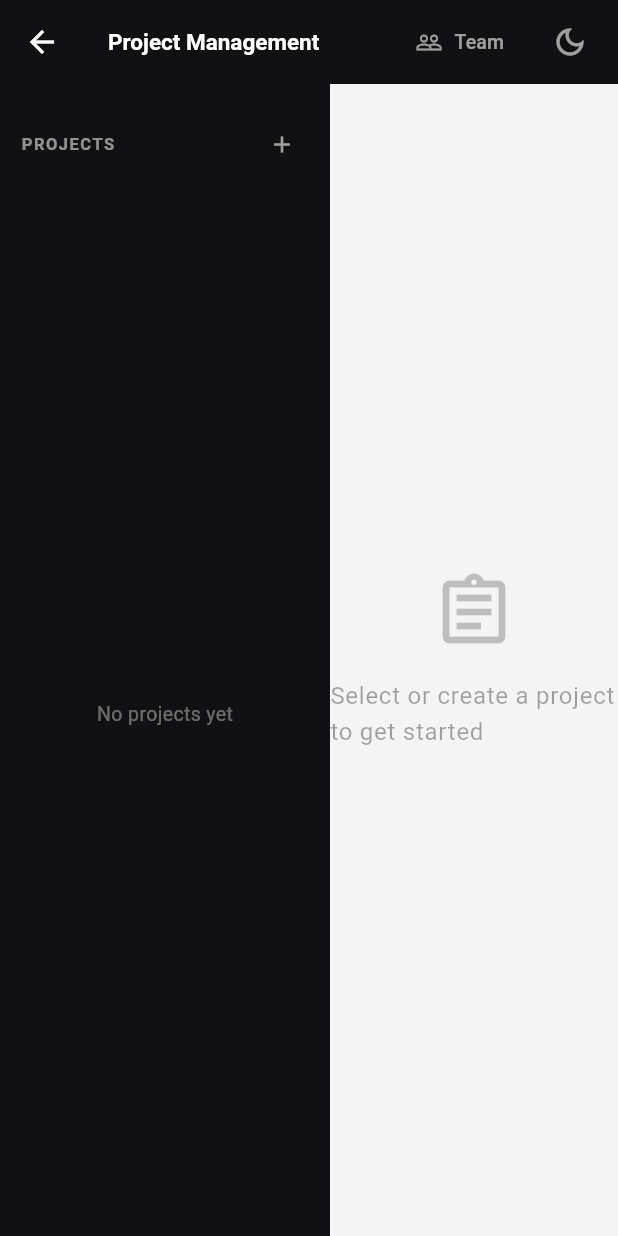
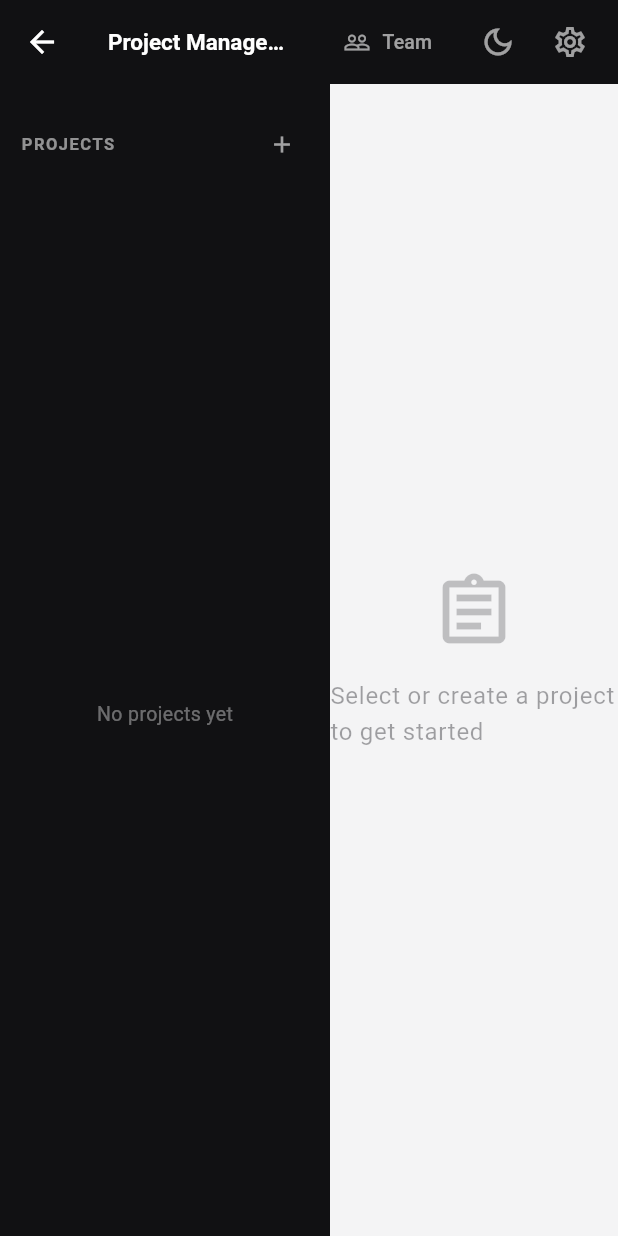
Before and after one commit to peterdiazchipulu01-cpu/project-management-system, a Flutter app: the screen it shows after launch, scrolled down 46 dp, after a tap on "Open Project Board", on a phone screen of 412 x 824 dp. Run offline on Flutter 3.47's test engine with Material 3 defaults, Android fonts, the phone set to English and light mode, and no system bars; our stand-ins replace flutter_riverpod, shared_preferences, supabase_flutter; accounts and stored records are empty.

Commit message:
feat: add Settings screen with theme, accent color, and display options

```diff
--- /dev/null
+++ b/flutter_app/lib/providers/settings_provider.dart
@@ -0,0 +1,81 @@
+import 'package:flutter/material.dart';
+import 'package:flutter_riverpod/flutter_riverpod.dart';
+import 'package:shared_preferences/shared_preferences.dart';
+
+const accentColors = [
+  Color(0xFF6366F1), // Indigo (default)
+  Color(0xFF3B82F6), // Blue
+  Color(0xFF22C55E), // Green
+  Color(0xFFF59E0B), // Amber
+  Color(0xFFEF4444), // Red
+  Color(0xFF8B5CF6), // Purple
+  Color(0xFF06B6D4), // Cyan
+  Color(0xFFF97316), // Orange
+];
+
+const accentColorNames = [
+  'Indigo', 'Blue', 'Green', 'Amber', 'Red', 'Purple', 'Cyan', 'Orange',
+];
+
+class AppSettings {
+  final int accentColorIndex;
+  final bool compactSidebar;
+  final bool showDashboardOnLaunch;
+
+  const AppSettings({
+    this.accentColorIndex = 0,
+    this.compactSidebar = false,
+    this.showDashboardOnLaunch = true,
+  });
+
+  Color get accentColor => accentColors[accentColorIndex];
+
+  AppSettings copyWith({
+    int? accentColorIndex,
+    bool? compactSidebar,
+    bool? showDashboardOnLaunch,
+  }) =>
+      AppSettings(
+        accentColorIndex: accentColorIndex ?? this.accentColorIndex,
+        compactSidebar: compactSidebar ?? this.compactSidebar,
+        showDashboardOnLaunch:
+            showDashboardOnLaunch ?? this.showDashboardOnLaunch,
+      );
+}
+
+class SettingsNotifier extends AsyncNotifier<AppSettings> {
+  @override
+  Future<AppSettings> build() async {
+    final prefs = await SharedPreferences.getInstance();
+    return AppSettings(
+      accentColorIndex: prefs.getInt('accentColorIndex') ?? 0,
+      compactSidebar: prefs.getBool('compactSidebar') ?? false,
+      showDashboardOnLaunch: prefs.getBool('showDashboardOnLaunch') ?? true,
+    );
+  }
+
+  Future<void> setAccentColor(int index) async {
+    final current = state.value ?? const AppSettings();
+    final prefs = await SharedPreferences.getInstance();
+    await prefs.setInt('accentColorIndex', index);
+    state = AsyncData(current.copyWith(accentColorIndex: index));
+  }
+
+  Future<void> toggleCompactSidebar() async {
+    final current = state.value ?? const AppSettings();
+    final prefs = await SharedPreferences.getInstance();
+    await prefs.setBool('compactSidebar', !current.compactSidebar);
+    state = AsyncData(current.copyWith(compactSidebar: !current.compactSidebar));
+  }
+
+  Future<void> toggleShowDashboard() async {
+    final current = state.value ?? const AppSettings();
+    final prefs = await SharedPreferences.getInstance();
+    await prefs.setBool('showDashboardOnLaunch', !current.showDashboardOnLaunch);
+    state = AsyncData(
+        current.copyWith(showDashboardOnLaunch: !current.showDashboardOnLaunch));
+  }
+}
+
+final settingsProvider =
+    AsyncNotifierProvider<SettingsNotifier, AppSettings>(SettingsNotifier.new);
--- a/flutter_app/lib/screens/home_screen.dart
+++ b/flutter_app/lib/screens/home_screen.dart
@@ -3,10 +3,12 @@ import 'package:flutter_riverpod/flutter_riverpod.dart';
 import '../core/app_theme.dart';
 import '../providers/theme_provider.dart';
 import '../providers/project_provider.dart';
+import '../providers/settings_provider.dart';
 import '../widgets/project_sidebar.dart';
 import '../screens/empty_state_screen.dart';
 import '../screens/project_board_screen.dart';
 import '../screens/team_screen.dart';
+import '../screens/settings_screen.dart';
 
 class HomeScreen extends ConsumerWidget {
   const HomeScreen({super.key});
@@ -15,6 +17,7 @@ class HomeScreen extends ConsumerWidget {
   Widget build(BuildContext context, WidgetRef ref) {
     final selectedProject = ref.watch(selectedProjectProvider);
     final themeAsync = ref.watch(themeProvider);
+    final settings = ref.watch(settingsProvider).value ?? const AppSettings();
 
     return Scaffold(
       appBar: AppBar(
@@ -24,8 +27,7 @@ class HomeScreen extends ConsumerWidget {
         titleSpacing: 16,
         title: const Text(
           'Project Management',
-          style: TextStyle(
-              fontSize: 15, fontWeight: FontWeight.w600),
+          style: TextStyle(fontSize: 15, fontWeight: FontWeight.w600),
         ),
         actions: [
           TextButton.icon(
@@ -49,8 +51,19 @@ class HomeScreen extends ConsumerWidget {
               tooltip: mode == ThemeMode.dark
                   ? 'Switch to light mode'
                   : 'Switch to dark mode',
-              onPressed: () =>
-                  ref.read(themeProvider.notifier).toggle(),
+              onPressed: () => ref.read(themeProvider.notifier).toggle(),
+            ),
+          ),
+          IconButton(
+            icon: const Icon(Icons.settings_outlined, color: Colors.white60),
+            tooltip: 'Settings',
+            onPressed: () => Navigator.of(context).push(
+              PageRouteBuilder(
+                pageBuilder: (_, __, ___) => const SettingsScreen(),
+                transitionsBuilder: (_, anim, __, child) =>
+                    FadeTransition(opacity: anim, child: child),
+                transitionDuration: const Duration(milliseconds: 300),
+              ),
             ),
           ),
           const SizedBox(width: 8),
@@ -58,9 +71,9 @@ class HomeScreen extends ConsumerWidget {
       ),
       body: Row(
         children: [
-          const SizedBox(
-            width: 220,
-            child: ProjectSidebar(),
+          SizedBox(
+            width: settings.compactSidebar ? 160 : 220,
+            child: const ProjectSidebar(),
           ),
           Expanded(
             child: selectedProject == null
```
Also changed, not shown: flutter_app/lib/screens/settings_screen.dart (added, +458 -0 lines).
